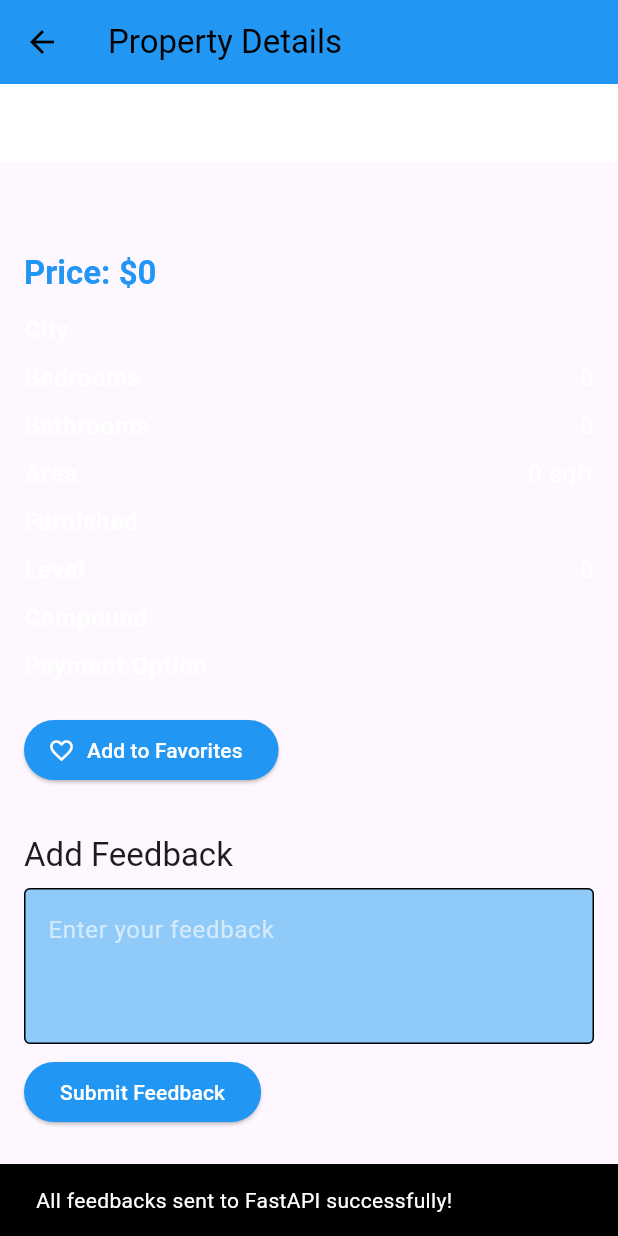
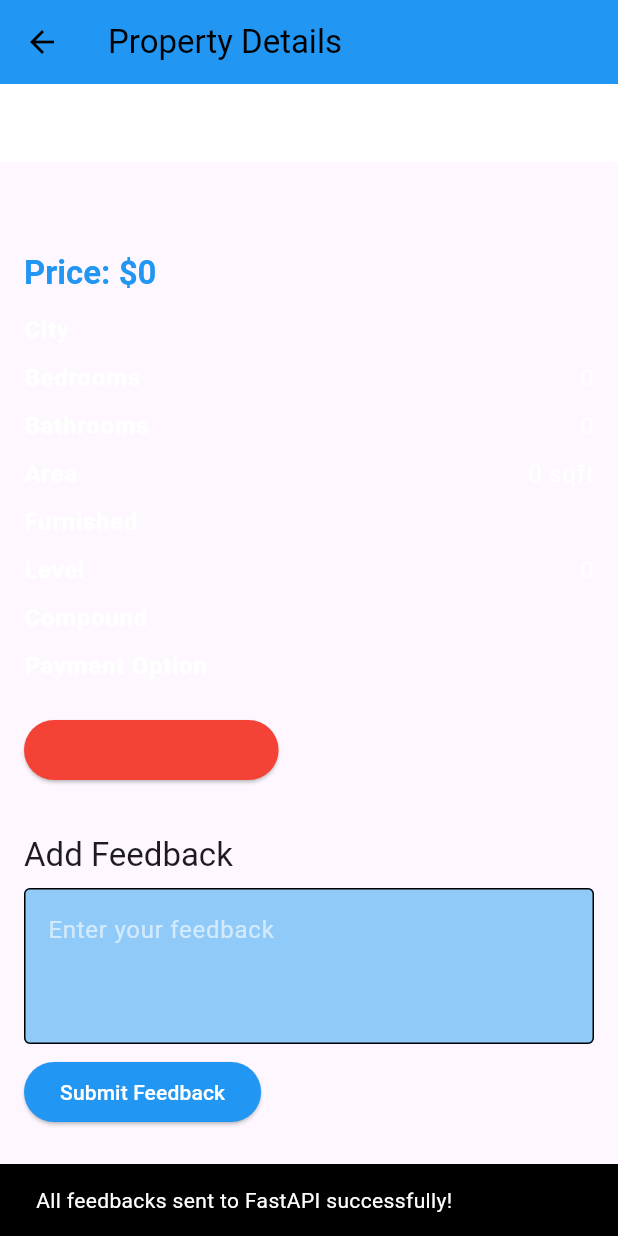
Before and after one commit to arafat3300/Graduation_Project, a Flutter app: the PropertyDetails screen opened directly with empty values, scrolled down 548 dp, on a phone screen of 412 x 824 dp. Run offline on Flutter 3.47's test engine with Material 3 defaults, Android fonts, the phone set to English and light mode, and no system bars; our stand-ins replace carousel_slider, cloud_firestore, firebase_core, flutter_riverpod, flutter_spinkit, google_sign_in and 6 more; missing offline and left inert: dart_jsonwebtoken, multi_image_picker_plus; accounts and stored records are empty; network calls fail.

Commit message:
faviortes color adjustment

```diff
--- a/gradproj/lib/Screens/PropertyDetails.dart
+++ b/gradproj/lib/Screens/PropertyDetails.dart
@@ -293,8 +293,8 @@ class _PropertyDetailsState extends ConsumerState<PropertyDetails> {
                         ? "Remove from Favorites"
                         : "Add to Favorites"),
                     style: ElevatedButton.styleFrom(
-                      backgroundColor: theme.colorScheme.primary,
-                      foregroundColor: theme.colorScheme.onPrimary,
+                      backgroundColor: Colors.red,
+                      foregroundColor:  Colors.red,
                     ),
                   ),
                 ],
```
